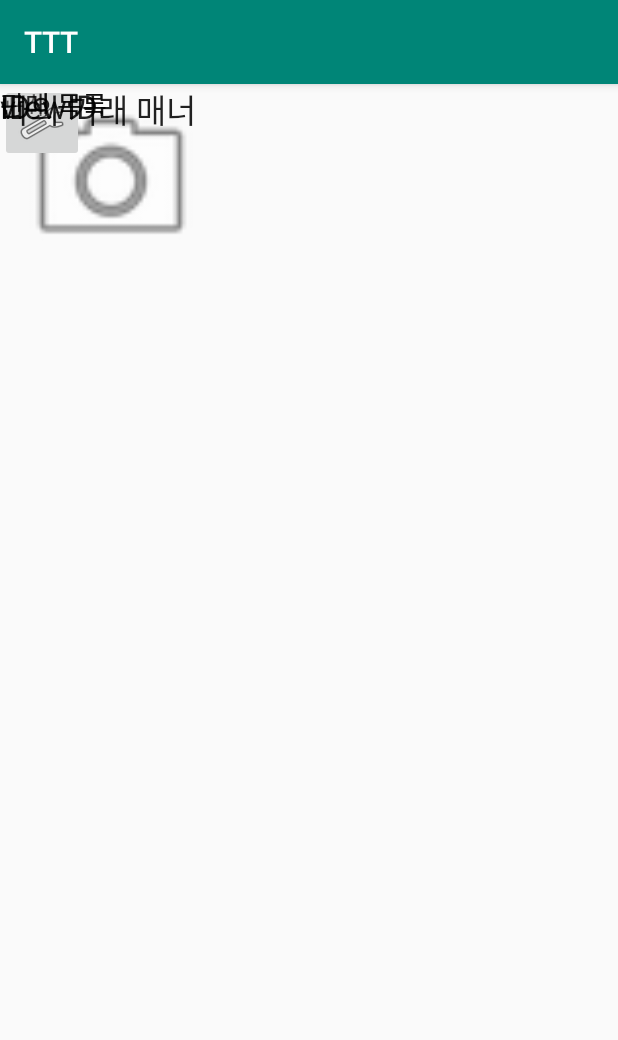
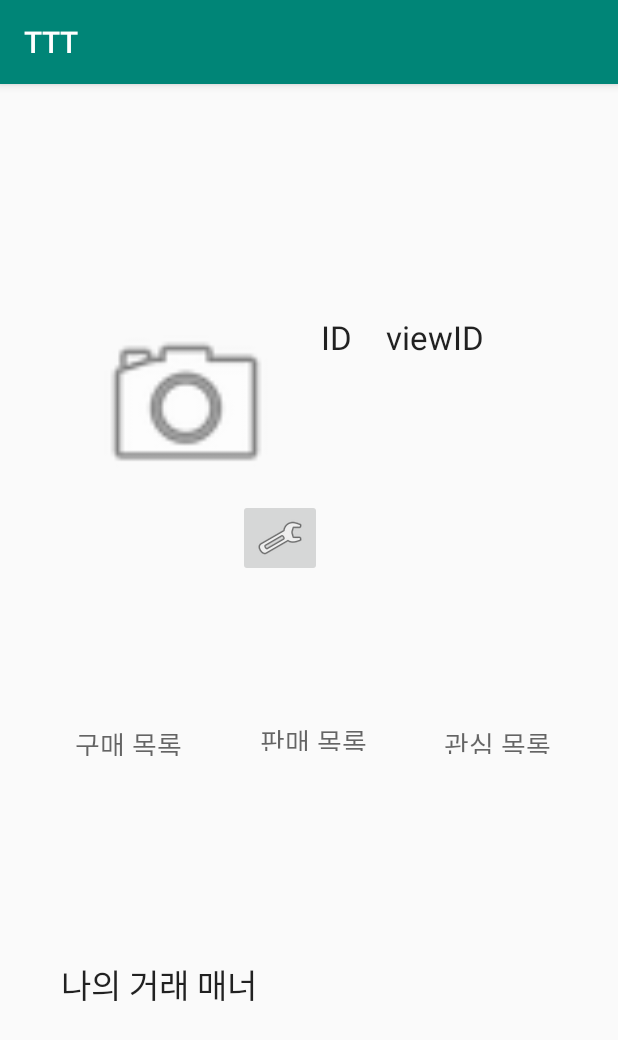
Before and after one commit to hyejin1231/Teamtest1, an Android app: the MyPage screen opened directly, with no data from a screen before it, on a phone screen of 412 x 824 dp. Shown: the top 1040 px of the screen. Run offline under Robolectric (Android 15) with nearby library versions, the phone set to English and light mode, and no system bars.

Commit message:
[혜진] 200913
Login, MainActivity Java
MyPage.xml
Sell.xml 수정

```diff
--- a/app/src/main/java/com/example/teamtest1/Login.java
+++ b/app/src/main/java/com/example/teamtest1/Login.java
@@ -21,7 +21,8 @@ public class Login extends AppCompatActivity {
         btn_Login.setOnClickListener(new View.OnClickListener() {
             @Override
             public void onClick(View v) {
-
+                Intent LoginIntent = new Intent(getApplicationContext(), MainActivity.class);
+                startActivity(LoginIntent);
             }
         });
 
--- a/app/src/main/res/layout/activity_my_page.xml
+++ b/app/src/main/res/layout/activity_my_page.xml
@@ -10,113 +10,157 @@
         android:id="@+id/imageView"
         android:layout_width="148dp"
         android:layout_height="125dp"
-        app:srcCompat="@android:drawable/ic_menu_camera"
-        tools:layout_editor_absoluteX="50dp"
-        tools:layout_editor_absoluteY="151dp" />
+        android:layout_marginStart="50dp"
+        android:layout_marginLeft="50dp"
+        android:layout_marginTop="151dp"
+        app:layout_constraintStart_toStartOf="parent"
+        app:layout_constraintTop_toTopOf="parent"
+        app:srcCompat="@android:drawable/ic_menu_camera" />
 
     <ImageButton
         android:id="@+id/imageButton"
         android:layout_width="wrap_content"
         android:layout_height="wrap_content"
+        android:layout_marginEnd="197dp"
+        android:layout_marginRight="197dp"
+        app:layout_constraintEnd_toEndOf="parent"
+        app:layout_constraintTop_toBottomOf="@+id/imageView"
         app:srcCompat="@android:drawable/ic_menu_manage"
-        tools:layout_editor_absoluteX="158dp"
-        tools:layout_editor_absoluteY="244dp"
         tools:ignore="MissingConstraints" />
 
     <TextView
         android:id="@+id/tv_viewID"
         android:layout_width="145dp"
         android:layout_height="38dp"
+        android:layout_marginStart="7dp"
+        android:layout_marginLeft="7dp"
+        android:layout_marginTop="154dp"
         android:text="viewID"
         android:textAppearance="@style/TextAppearance.AppCompat.Large"
-        tools:layout_editor_absoluteX="257dp"
-        tools:layout_editor_absoluteY="154dp"
+        app:layout_constraintStart_toEndOf="@+id/tv_IDV"
+        app:layout_constraintTop_toTopOf="parent"
         tools:ignore="MissingConstraints" />
 
     <ImageView
         android:id="@+id/imageView2"
         android:layout_width="78dp"
         android:layout_height="86dp"
-        tools:layout_editor_absoluteX="50dp"
-        tools:layout_editor_absoluteY="322dp"
-        tools:srcCompat="@tools:sample/avatars"
-        tools:ignore="MissingConstraints" />
+        android:layout_marginStart="50dp"
+        android:layout_marginLeft="50dp"
+        android:layout_marginTop="46dp"
+        app:layout_constraintBottom_toTopOf="@+id/tv_SellList"
+        app:layout_constraintStart_toStartOf="parent"
+        app:layout_constraintTop_toBottomOf="@+id/imageView"
+        tools:ignore="MissingConstraints"
+        tools:srcCompat="@tools:sample/avatars" />
 
     <ImageView
         android:id="@+id/imageView3"
         android:layout_width="78dp"
         android:layout_height="86dp"
-        tools:layout_editor_absoluteX="172dp"
-        tools:layout_editor_absoluteY="323dp"
-        tools:srcCompat="@tools:sample/avatars"
-        tools:ignore="MissingConstraints" />
+        android:layout_marginStart="40dp"
+        android:layout_marginLeft="40dp"
+        app:layout_constraintStart_toEndOf="@+id/imageView2"
+        app:layout_constraintTop_toBottomOf="@+id/imageButton"
+        tools:ignore="MissingConstraints"
+        tools:srcCompat="@tools:sample/avatars" />
 
     <ImageView
         android:id="@+id/imageView4"
         android:layout_width="78dp"
         android:layout_height="86dp"
-        tools:layout_editor_absoluteX="292dp"
-        tools:layout_editor_absoluteY="322dp"
-        tools:srcCompat="@tools:sample/avatars"
-        tools:ignore="MissingConstraints"/>
+        android:layout_marginStart="46dp"
+        android:layout_marginLeft="46dp"
+        android:layout_marginEnd="41dp"
+        android:layout_marginRight="41dp"
+        android:layout_marginBottom="8dp"
+        app:layout_constraintBottom_toTopOf="@+id/tv_SellList"
+        app:layout_constraintEnd_toEndOf="parent"
+        app:layout_constraintHorizontal_bias="1.0"
+        app:layout_constraintStart_toEndOf="@+id/imageView3"
+        tools:ignore="MissingConstraints"
+        tools:srcCompat="@tools:sample/avatars" />
 
     <ImageView
         android:id="@+id/imageView5"
         android:layout_width="177dp"
         android:layout_height="156dp"
-        tools:layout_editor_absoluteX="189dp"
-        tools:layout_editor_absoluteY="515dp"
-        tools:srcCompat="@tools:sample/avatars"
-        tools:ignore="MissingConstraints"/>
+        android:layout_marginTop="71dp"
+        android:layout_marginEnd="45dp"
+        android:layout_marginRight="45dp"
+        android:layout_marginBottom="60dp"
+        app:layout_constraintBottom_toBottomOf="parent"
+        app:layout_constraintEnd_toEndOf="parent"
+        app:layout_constraintTop_toBottomOf="@+id/tv_FavList"
+        tools:ignore="MissingConstraints"
+        tools:srcCompat="@tools:sample/avatars" />
 
     <TextView
         android:id="@+id/tv_IDV"
         android:layout_width="36dp"
         android:layout_height="34dp"
+        android:layout_marginStart="16dp"
+        android:layout_marginLeft="16dp"
+        android:layout_marginTop="154dp"
         android:text="ID"
         android:textAppearance="@style/TextAppearance.AppCompat.Large"
-        tools:layout_editor_absoluteX="214dp"
-        tools:layout_editor_absoluteY="154dp"
-        tools:ignore="MissingConstraints"/>
+        app:layout_constraintStart_toEndOf="@+id/imageView"
+        app:layout_constraintTop_toTopOf="parent"
+        tools:ignore="MissingConstraints" />
 
     <TextView
         android:id="@+id/tv_BuyList"
         android:layout_width="78dp"
         android:layout_height="21dp"
+        android:layout_marginStart="50dp"
+        android:layout_marginLeft="50dp"
+        android:layout_marginTop="10dp"
         android:text="구매 목록"
         android:textAppearance="@style/TextAppearance.AppCompat.Medium"
-        tools:layout_editor_absoluteX="50dp"
-        tools:layout_editor_absoluteY="418dp"
-        tools:ignore="MissingConstraints"/>
+        app:layout_constraintStart_toStartOf="parent"
+        app:layout_constraintTop_toBottomOf="@+id/imageView2"
+        tools:ignore="MissingConstraints" />
 
     <TextView
         android:id="@+id/tv_SellList"
         android:layout_width="77dp"
         android:layout_height="20dp"
+        android:layout_marginStart="45dp"
+        android:layout_marginLeft="45dp"
+        android:layout_marginTop="10dp"
         android:text="판매 목록"
         android:textAppearance="@style/TextAppearance.AppCompat.Medium"
-        tools:layout_editor_absoluteX="173dp"
-        tools:layout_editor_absoluteY="418dp"
-        tools:ignore="MissingConstraints"/>
+        app:layout_constraintStart_toEndOf="@+id/tv_BuyList"
+        app:layout_constraintTop_toBottomOf="@+id/imageView3"
+        tools:ignore="MissingConstraints" />
 
     <TextView
         android:id="@+id/tv_FavList"
         android:layout_width="78dp"
         android:layout_height="20dp"
+        android:layout_marginStart="45dp"
+        android:layout_marginLeft="45dp"
+        android:layout_marginTop="10dp"
         android:text="관심 목록"
         android:textAppearance="@style/TextAppearance.AppCompat.Medium"
-        tools:layout_editor_absoluteX="292dp"
-        tools:layout_editor_absoluteY="418dp"
-        tools:ignore="MissingConstraints"/>
+        app:layout_constraintStart_toEndOf="@+id/tv_SellList"
+        app:layout_constraintTop_toBottomOf="@+id/imageView4"
+        tools:ignore="MissingConstraints" />
 
     <TextView
         android:id="@+id/tv_Manners"
         android:layout_width="wrap_content"
         android:layout_height="wrap_content"
+        android:layout_marginStart="40dp"
+        android:layout_marginLeft="40dp"
+        android:layout_marginTop="135dp"
+        android:layout_marginEnd="18dp"
+        android:layout_marginRight="18dp"
         android:text="나의 거래 매너"
         android:textAppearance="@style/TextAppearance.AppCompat.Large"
-        tools:layout_editor_absoluteX="40dp"
-        tools:layout_editor_absoluteY="581dp"
-        tools:ignore="MissingConstraints"/>
+        app:layout_constraintEnd_toStartOf="@+id/imageView5"
+        app:layout_constraintStart_toStartOf="parent"
+        app:layout_constraintTop_toBottomOf="@+id/tv_BuyList"
+        tools:ignore="MissingConstraints" />
 
 </androidx.constraintlayout.widget.ConstraintLayout>
```
Also changed, not shown: app/src/main/java/com/example/teamtest1/MainActivity.java (+24 -0 lines), app/src/main/res/layout/activity_sell.xml (+56 -28 lines).
